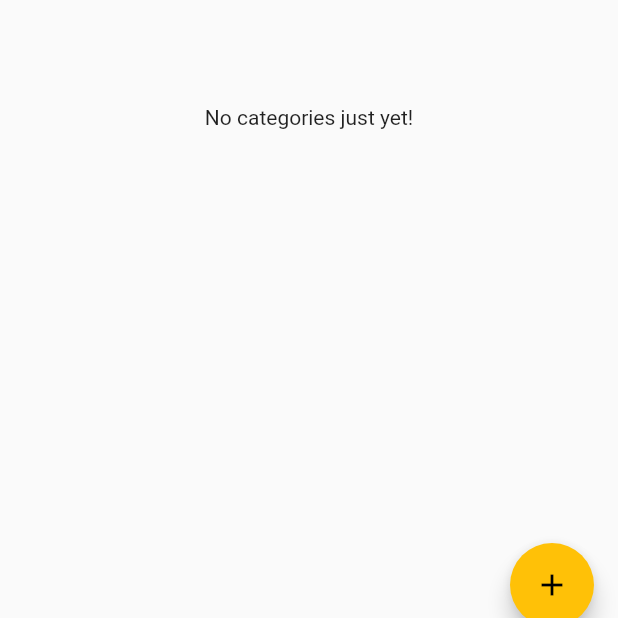
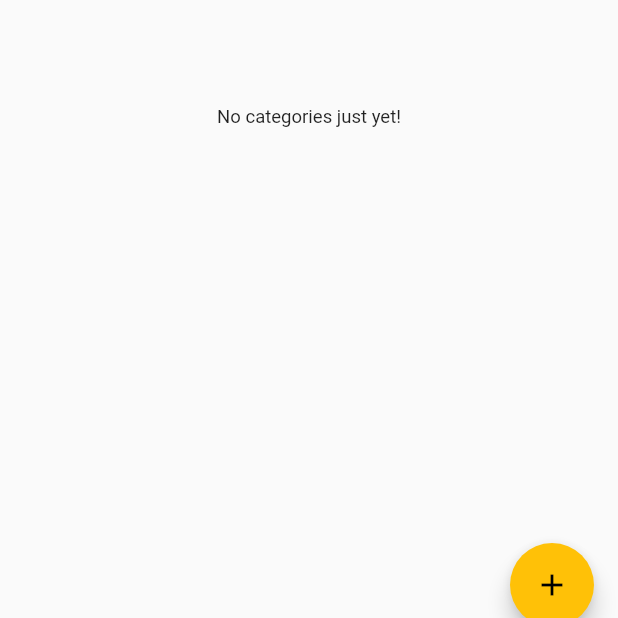
Before and after one commit to DorraY/product_category_flutter, a Flutter app: the screen it shows after launch, on a phone screen of 412 x 824 dp, the part 501-1119 px from its top. Run offline on Flutter 3.47's test engine with Material 2 defaults, Android fonts, the phone set to English and light mode, and no system bars; network calls fail; Roboto replaces fonts that are missing (OpenSans).

Commit message:
clean code and responsive font

```diff
--- a/lib/models/product.dart
+++ b/lib/models/product.dart
@@ -16,7 +16,7 @@ class Product {
       json['name'] as String,
       json['price'] as num,
       DateTime.parse(json['expiryDate']).toLocal(),
-      Category(json!['category']!["_id"],json!['category']!["title"]),
+      Category(json['category']["_id"],json['category']["title"]),
       json['image']==null ? '' : backEndUrl+json['image'],
     );
   }
--- a/lib/screens/tabs_screen.dart
+++ b/lib/screens/tabs_screen.dart
@@ -82,11 +82,11 @@ class _TabsScreenState extends State<TabsScreen> {
             ? (_categories.isEmpty
                 ? SizedBox(
                     height: MediaQuery.of(context).size.height * 0.6,
-                    child: const Center(
+                    child:  Center(
                       child: Text(
                         'You cannot add a product without adding categories first',
                         style: TextStyle(
-                            fontWeight: FontWeight.w900, fontSize: 10),
+                            fontWeight: FontWeight.w900, fontSize: MediaQuery.of(context).size.width*0.03),
                       ),
                     ))
                 : ProductForm(
--- a/lib/services/category_service.dart
+++ b/lib/services/category_service.dart
@@ -17,8 +17,6 @@ class CategoryService {
       headers: {'Access-Control-Allow-Origin': "*",
         "Accept": "application/json",
       });
-    print(response.body);
-    print(response.statusCode);
     if (response.statusCode == 200) {
       List<dynamic> categoriesJsonList = json.decode(response.body);
       for (var categoryJson in categoriesJsonList) {
@@ -39,8 +37,6 @@ class CategoryService {
         },body: {
           "title": newCategoryTitle
         });
-    print(response.body);
-    print(response.request!.url);
     if (response.statusCode == 201) {
       addedCategory = Category.fromJson(json.decode(response.body));
       return addedCategory;
--- a/lib/services/product_service.dart
+++ b/lib/services/product_service.dart
@@ -24,7 +24,6 @@ class ProductService {
       for (var productJson in productsJsonList) {
         products.add(Product.fromJson(productJson));
       }
-      print(products);
       return products;
     } else {
       throw Exception('Failed to load products');
--- a/lib/widgets/category_list.dart
+++ b/lib/widgets/category_list.dart
@@ -20,8 +20,9 @@ class CategoryList extends StatelessWidget {
     return SizedBox(
       height: mediaQuery.size.height,
       child: categories.isEmpty
-          ? const Center(
-        child: Text('No categories just yet!'),
+          ? Center(
+        child: Text('No categories just yet!',style: TextStyle(
+            fontSize: MediaQuery.of(context).size.width*0.03),),
       )
           : ListView.builder(
           itemBuilder: (ctx, index) => CategoryItem(
--- a/lib/widgets/product_form.dart
+++ b/lib/widgets/product_form.dart
@@ -42,7 +42,7 @@ class _ProductFormState extends State<ProductForm> {
       _nameController.text = widget.productToEdit!.name;
       _priceController.text = widget.productToEdit!.price.toString();
       _selectedDate = widget.productToEdit!.expiryDate;
-      selectedDropdownValue = widget.productToEdit!.category!.id;
+      selectedDropdownValue = widget.productToEdit!.category.id;
     } else {
       _selectedDate = DateTime.now();
     }
--- a/lib/widgets/product_list.dart
+++ b/lib/widgets/product_list.dart
@@ -22,8 +22,10 @@ class ProductList extends StatelessWidget {
     return SizedBox(
       height: mediaQuery.size.height*0.6,
       child: products.isEmpty
-          ? const Center(
-        child: Text('No products for the selected category!'),
+          ?  Center(
+        child: Text('No products for the selected category!',style: TextStyle(
+          fontSize: MediaQuery.of(context).size.width*0.03
+        ),),
       )
           : ListView.builder(
           itemBuilder: (ctx, index) => ProductItem(
```
Also changed, not shown: lib/screens/product_screen.dart (+3 -15 lines), 2 other files.
